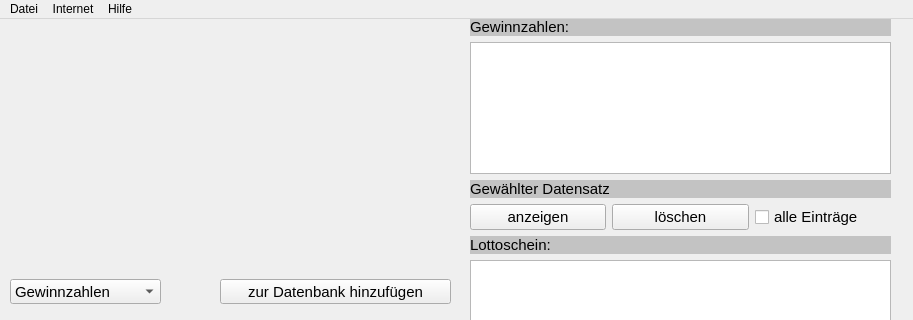
First picture: the form in lotto/gui/lotto_dateneing.ui, repository MarkusHackspacher/pyLottoverwaltung, before the edit; both pictures show x 0 to 913 and y 0 to 320 of the 913 by 564 pixel window.
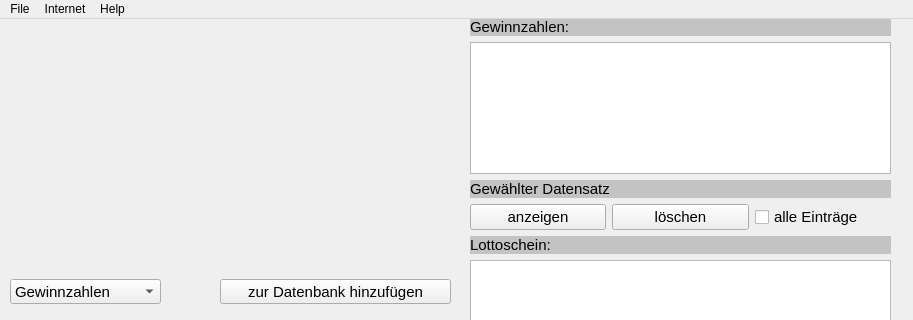
Second picture: the form after the edit. Icons and pictures are not drawn.

Commit message: language support

The edit to the form file:
```diff
--- a/lotto/gui/lotto_dateneing.ui
+++ b/lotto/gui/lotto_dateneing.ui
@@ -617,13 +617,13 @@
    </property>
    <widget class="QMenu" name="menuDatei">
     <property name="title">
-     <string>Datei</string>
+     <string>File</string>
     </property>
     <addaction name="actionBeenden"/>
    </widget>
    <widget class="QMenu" name="menuHilfe">
     <property name="title">
-     <string>Hilfe</string>
+     <string>Help</string>
     </property>
     <addaction name="actionGo_to_the_website"/>
     <addaction name="actionInfo"/>
```
The commit also changes 2 other files.
